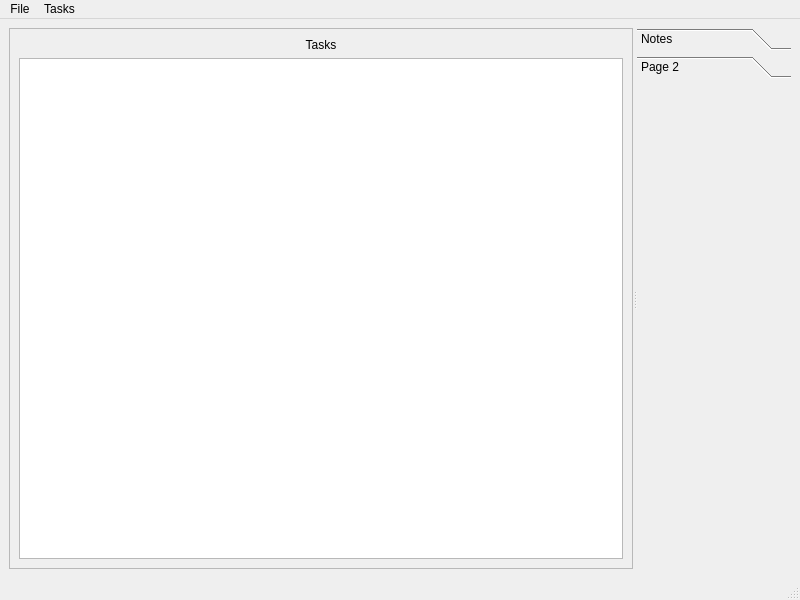
First picture: the form in mainwindow.ui, repository ya-breeze/TM, before the edit.
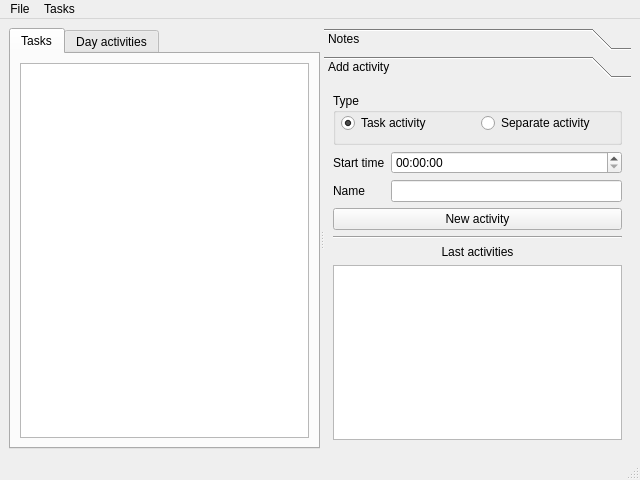
Second picture: the form after the edit. The open tabs and pages were chosen to show the change.

Patch:
```diff
--- a/mainwindow.ui
+++ b/mainwindow.ui
@@ -6,54 +6,51 @@
    <rect>
     <x>0</x>
     <y>0</y>
-    <width>800</width>
-    <height>600</height>
+    <width>640</width>
+    <height>480</height>
    </rect>
   </property>
   <property name="windowTitle">
    <string>MainWindow</string>
   </property>
   <widget class="QWidget" name="centralwidget">
-   <layout class="QVBoxLayout" name="verticalLayout_2">
+   <layout class="QVBoxLayout" name="verticalLayout_5">
     <item>
      <widget class="QSplitter" name="splitter">
       <property name="orientation">
        <enum>Qt::Horizontal</enum>
       </property>
-      <widget class="QFrame" name="frame">
-       <property name="frameShape">
-        <enum>QFrame::StyledPanel</enum>
-       </property>
-       <property name="frameShadow">
-        <enum>QFrame::Raised</enum>
-       </property>
-       <layout class="QVBoxLayout" name="verticalLayout">
-        <item>
-         <widget class="QLabel" name="label">
-          <property name="text">
-           <string>Tasks</string>
-          </property>
-          <property name="alignment">
-           <set>Qt::AlignCenter</set>
-          </property>
-         </widget>
-        </item>
-        <item>
-         <widget class="QTreeView" name="treeView">
-          <property name="selectionBehavior">
-           <enum>QAbstractItemView::SelectRows</enum>
-          </property>
-          <property name="animated">
-           <bool>true</bool>
-          </property>
-         </widget>
-        </item>
-       </layout>
-      </widget>
-      <widget class="QToolBox" name="toolBox">
+      <widget class="QTabWidget" name="tabWidget">
        <property name="currentIndex">
         <number>0</number>
        </property>
+       <widget class="QWidget" name="tab">
+        <attribute name="title">
+         <string>Tasks</string>
+        </attribute>
+        <layout class="QVBoxLayout" name="verticalLayout">
+         <item>
+          <widget class="QTreeView" name="treeView">
+           <property name="selectionBehavior">
+            <enum>QAbstractItemView::SelectRows</enum>
+           </property>
+           <property name="animated">
+            <bool>true</bool>
+           </property>
+          </widget>
+         </item>
+        </layout>
+       </widget>
+       <widget class="QWidget" name="tab_2">
+        <attribute name="title">
+         <string>Day activities</string>
+        </attribute>
+       </widget>
+      </widget>
+      <widget class="QToolBox" name="toolBox">
+       <property name="currentIndex">
+        <number>1</number>
+       </property>
        <widget class="QWidget" name="page">
         <property name="geometry">
          <rect>
@@ -77,13 +74,108 @@
          <rect>
           <x>0</x>
           <y>0</y>
-          <width>96</width>
-          <height>26</height>
+          <width>317</width>
+          <height>335</height>
          </rect>
         </property>
         <attribute name="label">
-         <string>Page 2</string>
+         <string>Add activity</string>
         </attribute>
+        <layout class="QVBoxLayout" name="verticalLayout_2">
+         <item>
+          <widget class="QGroupBox" name="groupBox">
+           <property name="title">
+            <string>Type</string>
+           </property>
+           <property name="flat">
+            <bool>false</bool>
+           </property>
+           <layout class="QHBoxLayout" name="horizontalLayout_2">
+            <property name="leftMargin">
+             <number>5</number>
+            </property>
+            <property name="topMargin">
+             <number>0</number>
+            </property>
+            <property name="rightMargin">
+             <number>5</number>
+            </property>
+            <item>
+             <widget class="QRadioButton" name="rbActivityTask">
+              <property name="text">
+               <string>Task activity</string>
+              </property>
+              <property name="checked">
+               <bool>true</bool>
+              </property>
+             </widget>
+            </item>
+            <item>
+             <widget class="QRadioButton" name="radioButton">
+              <property name="text">
+               <string>Separate activity</string>
+              </property>
+             </widget>
+            </item>
+           </layout>
+          </widget>
+         </item>
+         <item>
+          <layout class="QGridLayout" name="gridLayout">
+           <item row="0" column="0">
+            <widget class="QLabel" name="label_3">
+             <property name="text">
+              <string>Start time</string>
+             </property>
+            </widget>
+           </item>
+           <item row="0" column="1">
+            <widget class="QTimeEdit" name="teActivityStartTime"/>
+           </item>
+           <item row="1" column="0">
+            <widget class="QLabel" name="label_4">
+             <property name="text">
+              <string>Name</string>
+             </property>
+            </widget>
+           </item>
+           <item row="1" column="1">
+            <widget class="QLineEdit" name="leActivityName"/>
+           </item>
+          </layout>
+         </item>
+         <item>
+          <widget class="QPushButton" name="btnNewActivity">
+           <property name="text">
+            <string>New activity</string>
+           </property>
+          </widget>
+         </item>
+         <item>
+          <widget class="Line" name="line">
+           <property name="orientation">
+            <enum>Qt::Horizontal</enum>
+           </property>
+          </widget>
+         </item>
+         <item>
+          <layout class="QVBoxLayout" name="verticalLayout_4">
+           <item>
+            <widget class="QLabel" name="label_5">
+             <property name="text">
+              <string>Last activities</string>
+             </property>
+             <property name="alignment">
+              <set>Qt::AlignCenter</set>
+             </property>
+            </widget>
+           </item>
+           <item>
+            <widget class="QColumnView" name="cvLastActivities"/>
+           </item>
+          </layout>
+         </item>
+        </layout>
        </widget>
       </widget>
      </widget>
@@ -95,7 +187,7 @@
     <rect>
      <x>0</x>
      <y>0</y>
-     <width>800</width>
+     <width>640</width>
      <height>31</height>
     </rect>
    </property>
```
Left out of the diff: 22 changed lines with no effect on the pictures.
